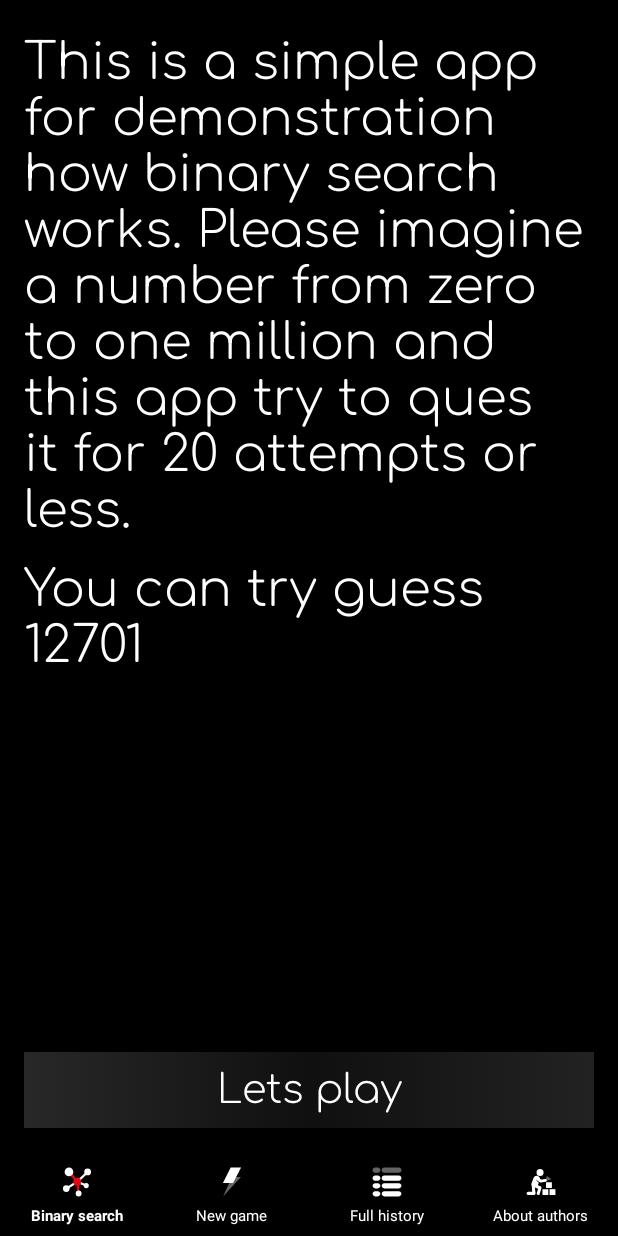
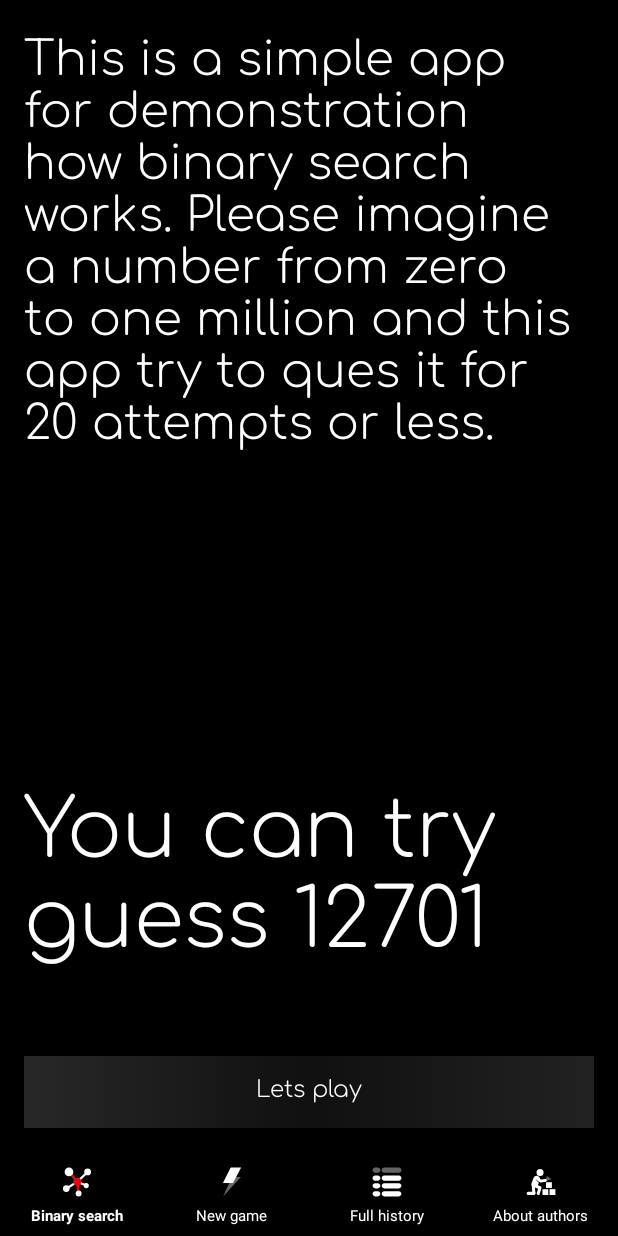
Before and after one commit to K2D2021/K2DBinarySearch, an Android app: the screen it shows after launch (MainActivity), on a phone screen of 412 x 824 dp. Run offline under Robolectric (Android 15) with nearby library versions, the phone set to English and light mode, and no system bars; our stand-ins replace Room's generated code.

Commit message:
Multi screen support. Use percent mode and Preset auto-sizing.

```diff
--- a/app/src/main/res/layout/fragment_history.xml
+++ b/app/src/main/res/layout/fragment_history.xml
@@ -51,7 +51,7 @@
             android:text="@string/clear_history"
             android:layout_marginBottom="16dp"
             android:textAllCaps="false"
-            android:textSize="12pt" />
+            android:textSize="15sp" />
     </LinearLayout>
 
 </FrameLayout>
--- a/app/src/main/res/layout/fragment_home.xml
+++ b/app/src/main/res/layout/fragment_home.xml
@@ -14,33 +14,37 @@
         android:paddingRight="16dp">
 
         <TextView
+            app:layout_constraintHeight_percent="0.65"
+            app:autoSizeTextType="uniform"
+            app:autoSizePresetSizes="@array/auto_size_text_sizes"
             android:id="@+id/textView3"
             android:layout_width="match_parent"
-            android:layout_height="wrap_content"
+            android:layout_height="0dp"
             android:fontFamily="@font/comfortaa_light"
             android:text="@string/first_text"
             android:textColor="@color/white"
-            android:textSize="15pt"
             app:layout_constraintTop_toTopOf="parent" />
 
         <TextView
+            app:layout_constraintHeight_percent="0.2"
+            app:autoSizeTextType="uniform"
+            app:autoSizePresetSizes="@array/auto_size_text_sizes"
             android:id="@+id/retrofitText"
             android:layout_width="match_parent"
-            android:layout_height="wrap_content"
+            android:layout_height="0dp"
             android:fontFamily="@font/comfortaa_light"
             tools:text="@string/youCanTryGuess"
             android:textColor="@color/white"
-            android:textSize="15pt"
             app:layout_constraintTop_toBottomOf="@+id/textView3" />
         <Button
             android:id="@+id/buttonF"
             android:background="@drawable/buttons_rounded_corners"
             android:layout_width="match_parent"
-            android:layout_height="wrap_content"
+            android:layout_height="0dp"
             android:fontFamily="@font/comfortaa_light"
             android:text="@string/first_button"
             android:textAllCaps="false"
-            android:textSize="12pt"
+            android:textSize="15sp"
             android:layout_marginBottom="16dp"
             app:layout_constraintBottom_toBottomOf="parent" />
 
--- a/app/src/main/res/layout/item_db_history.xml
+++ b/app/src/main/res/layout/item_db_history.xml
@@ -10,9 +10,10 @@
         android:id="@+id/dateTextView"
         android:layout_height="wrap_content"
         android:layout_marginStart="4dp"
+        android:layout_marginEnd="4dp"
         android:layout_weight="1"
         android:layout_width="0dp"
-        android:textSize="20sp"
+        android:textSize="12sp"
         tools:text="28.07.22 15:04:48" />
 
     <TextView
@@ -22,6 +23,6 @@
         android:layout_marginBottom="2dp"
         android:layout_weight="1"
         android:layout_width="0dp"
-        android:textSize="20sp"
+        android:textSize="12sp"
         tools:text="214215 " />
 </LinearLayout>
--- /dev/null
+++ b/app/src/main/res/values/arrays.xml
@@ -0,0 +1,16 @@
+<?xml version="1.0" encoding="utf-8"?>
+<resources>
+    <array name="auto_size_text_sizes">
+        <item>16sp</item>
+        <item>17sp</item>
+        <item>20sp</item>
+        <item>21sp</item>
+        <item>26sp</item>
+        <item>27sp</item>
+        <item>30sp</item>
+        <item>31sp</item>
+        <item>43sp</item>
+        <item>44sp</item>
+        <item>54sp</item>
+    </array>
+</resources>
```
Also changed, not shown: app/src/main/res/layout/fragment_game.xml (+7 -6 lines), app/src/main/res/layout/fragment_other.xml (+5 -2 lines).
